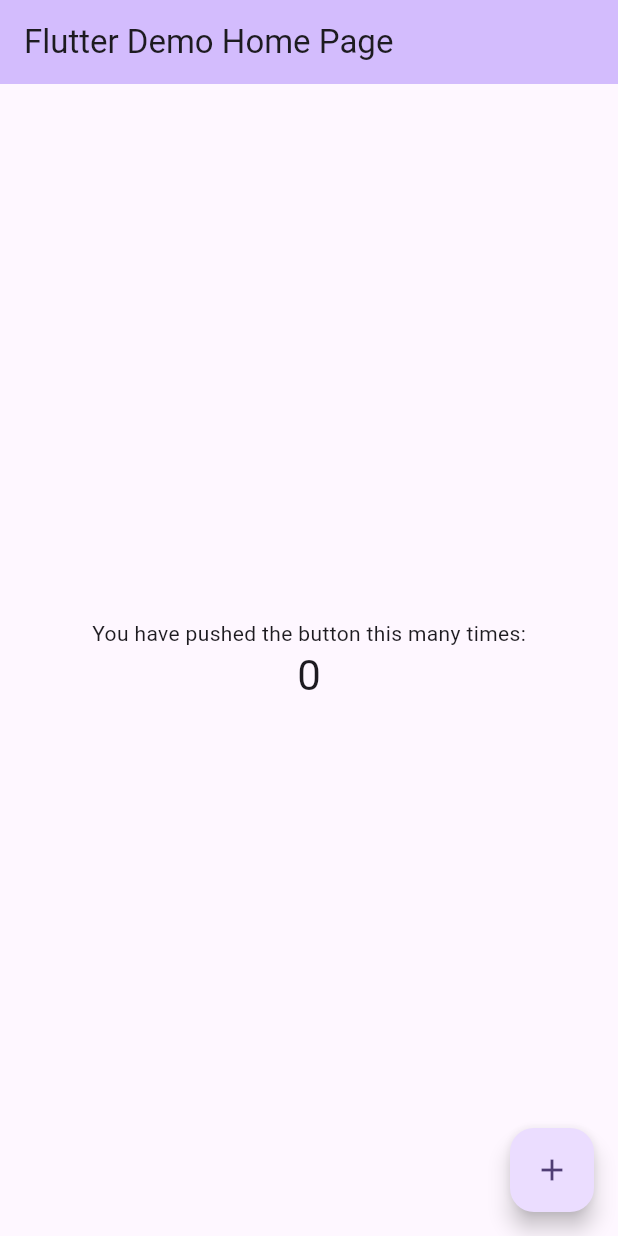
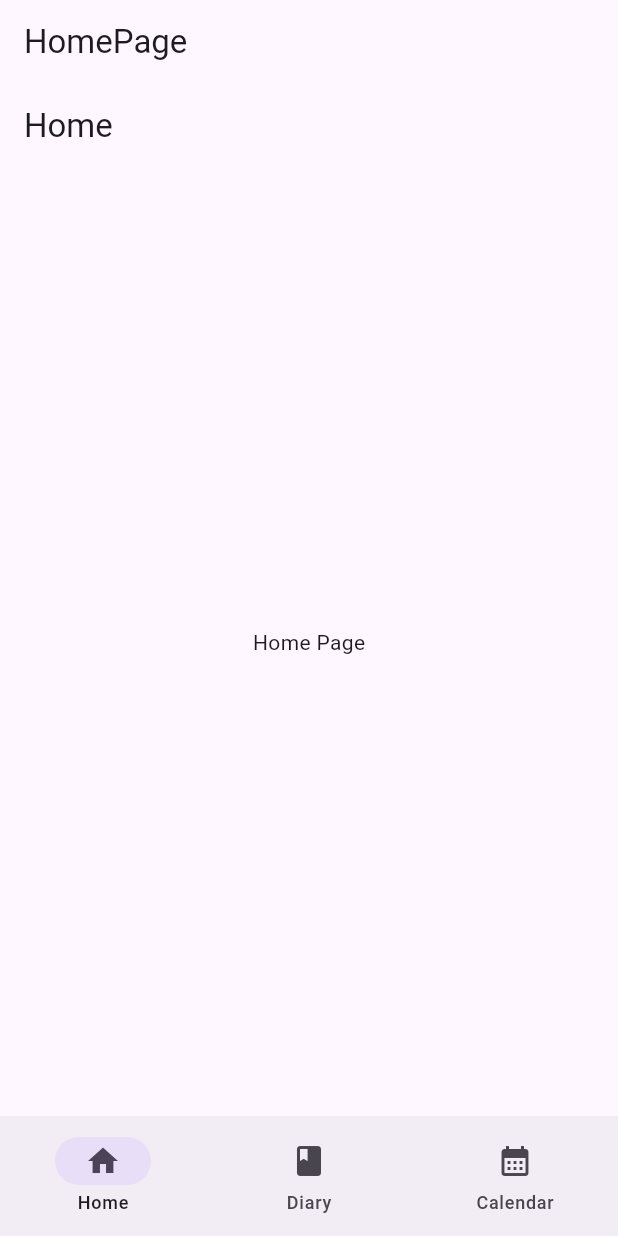
Before and after one commit to kihyun1998/daily_diary, a Flutter app: the screen it shows after launch, on a phone screen of 412 x 824 dp. Run offline on Flutter 3.47's test engine with Material 3 defaults, Android fonts, the phone set to English and light mode, and no system bars; our stand-ins replace flutter_riverpod, riverpod_annotation; generated files the repository leaves out were written again.

Commit message:
bottom navigation bar 구현

```diff
--- a/lib/main.dart
+++ b/lib/main.dart
@@ -1,125 +1,24 @@
+import 'package:daily_diary/pages/main/main_page.dart';
 import 'package:flutter/material.dart';
+import 'package:flutter_riverpod/flutter_riverpod.dart';
 
 void main() {
-  runApp(const MyApp());
+  runApp(const ProviderScope(child: MyApp()));
 }
 
 class MyApp extends StatelessWidget {
   const MyApp({super.key});
 
-  // This widget is the root of your application.
   @override
   Widget build(BuildContext context) {
     return MaterialApp(
+      debugShowCheckedModeBanner: false,
       title: 'Flutter Demo',
       theme: ThemeData(
-        // This is the theme of your application.
-        //
-        // TRY THIS: Try running your application with "flutter run". You'll see
-        // the application has a purple toolbar. Then, without quitting the app,
-        // try changing the seedColor in the colorScheme below to Colors.green
-        // and then invoke "hot reload" (save your changes or press the "hot
-        // reload" button in a Flutter-supported IDE, or press "r" if you used
-        // the command line to start the app).
-        //
-        // Notice that the counter didn't reset back to zero; the application
-        // state is not lost during the reload. To reset the state, use hot
-        // restart instead.
-        //
-        // This works for code too, not just values: Most code changes can be
-        // tested with just a hot reload.
         colorScheme: ColorScheme.fromSeed(seedColor: Colors.deepPurple),
         useMaterial3: true,
       ),
-      home: const MyHomePage(title: 'Flutter Demo Home Page'),
+      home: const MainPage(),
     );
   }
 }
-
-class MyHomePage extends StatefulWidget {
-  const MyHomePage({super.key, required this.title});
-
-  // This widget is the home page of your application. It is stateful, meaning
-  // that it has a State object (defined below) that contains fields that affect
-  // how it looks.
-
-  // This class is the configuration for the state. It holds the values (in this
-  // case the title) provided by the parent (in this case the App widget) and
-  // used by the build method of the State. Fields in a Widget subclass are
-  // always marked "final".
-
-  final String title;
-
-  @override
-  State<MyHomePage> createState() => _MyHomePageState();
-}
-
-class _MyHomePageState extends State<MyHomePage> {
-  int _counter = 0;
-
-  void _incrementCounter() {
-    setState(() {
-      // This call to setState tells the Flutter framework that something has
-      // changed in this State, which causes it to rerun the build method below
-      // so that the display can reflect the updated values. If we changed
-      // _counter without calling setState(), then the build method would not be
-      // called again, and so nothing would appear to happen.
-      _counter++;
-    });
-  }
-
-  @override
-  Widget build(BuildContext context) {
-    // This method is rerun every time setState is called, for instance as done
-    // by the _incrementCounter method above.
-    //
-    // The Flutter framework has been optimized to make rerunning build methods
-    // fast, so that you can just rebuild anything that needs updating rather
-    // than having to individually change instances of widgets.
-    return Scaffold(
-      appBar: AppBar(
-        // TRY THIS: Try changing the color here to a specific color (to
-        // Colors.amber, perhaps?) and trigger a hot reload to see the AppBar
-        // change color while the other colors stay the same.
-        backgroundColor: Theme.of(context).colorScheme.inversePrimary,
-        // Here we take the value from the MyHomePage object that was created by
-        // the App.build method, and use it to set our appbar title.
-        title: Text(widget.title),
-      ),
-      body: Center(
-        // Center is a layout widget. It takes a single child and positions it
-        // in the middle of the parent.
-        child: Column(
-          // Column is also a layout widget. It takes a list of children and
-          // arranges them vertically. By default, it sizes itself to fit its
-          // children horizontally, and tries to be as tall as its parent.
-          //
-          // Column has various properties to control how it sizes itself and
-          // how it positions its children. Here we use mainAxisAlignment to
-          // center the children vertically; the main axis here is the vertical
-          // axis because Columns are vertical (the cross axis would be
-          // horizontal).
-          //
-          // TRY THIS: Invoke "debug painting" (choose the "Toggle Debug Paint"
-          // action in the IDE, or press "p" in the console), to see the
-          // wireframe for each widget.
-          mainAxisAlignment: MainAxisAlignment.center,
-          children: <Widget>[
-            const Text(
-              'You have pushed the button this many times:',
-            ),
-            Text(
-              '$_counter',
-              style: Theme.of(context).textTheme.headlineMedium,
-            ),
-          ],
-        ),
-      ),
-      floatingActionButton: FloatingActionButton(
-        onPressed: _incrementCounter,
-        tooltip: 'Increment',
-        child: const Icon(Icons.add),
-      ), // This trailing comma makes auto-formatting nicer for build methods.
-    );
-  }
-}
--- /dev/null
+++ b/lib/pages/home/home_page.dart
@@ -0,0 +1,18 @@
+import 'package:flutter/material.dart';
+import 'package:flutter_riverpod/flutter_riverpod.dart';
+
+class HomePage extends ConsumerWidget {
+  const HomePage({super.key});
+
+  @override
+  Widget build(BuildContext context, WidgetRef ref) {
+    return Scaffold(
+      appBar: AppBar(
+        title: const Text("Home"),
+      ),
+      body: const Center(
+        child: Text("Home Page"),
+      ),
+    );
+  }
+}
--- /dev/null
+++ b/lib/pages/main/main_page.dart
@@ -0,0 +1,43 @@
+import 'package:daily_diary/pages/calendar/calendar_page.dart';
+import 'package:daily_diary/pages/diary/diary_page.dart';
+import 'package:daily_diary/pages/home/home_page.dart';
+import 'package:daily_diary/pages/main/provider/page_index_provider.dart';
+import 'package:flutter/material.dart';
+import 'package:flutter_riverpod/flutter_riverpod.dart';
+
+class MainPage extends ConsumerWidget {
+  const MainPage({
+    super.key,
+  });
+
+  @override
+  Widget build(BuildContext context, WidgetRef ref) {
+    final List<Widget> pages = [
+      const HomePage(),
+      const DiaryPage(),
+      const CalendarPage(),
+    ];
+
+    final selectedIndex = ref.watch(pageIndexProvider);
+    return Scaffold(
+      appBar: AppBar(
+        title: const Text(
+          "HomePage",
+        ),
+      ),
+      body: pages[selectedIndex],
+      bottomNavigationBar: NavigationBar(
+        onDestinationSelected: (newIndex) {
+          ref.read(pageIndexProvider.notifier).onDestinationSelected(newIndex);
+        },
+        selectedIndex: selectedIndex,
+        destinations: const [
+          NavigationDestination(icon: Icon(Icons.home), label: "Home"),
+          NavigationDestination(icon: Icon(Icons.book), label: "Diary"),
+          NavigationDestination(
+              icon: Icon(Icons.calendar_month), label: "Calendar"),
+        ],
+      ),
+    );
+  }
+}
```
Also changed, not shown: lib/pages/calendar/calendar_page.dart (added, +16 -0 lines), lib/pages/diary/diary_page.dart (added, +20 -0 lines), lib/pages/main/provider/page_index_provider.dart (added, +15 -0 lines), lib/pages/main/provider/page_index_provider.g.dart (added).
